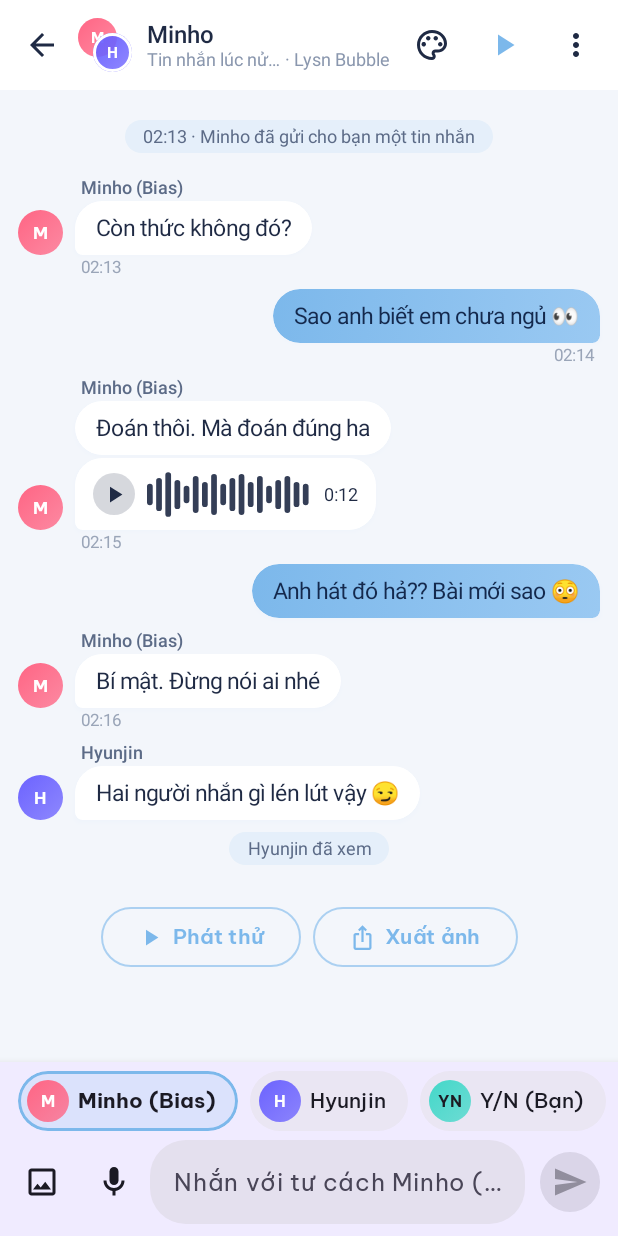
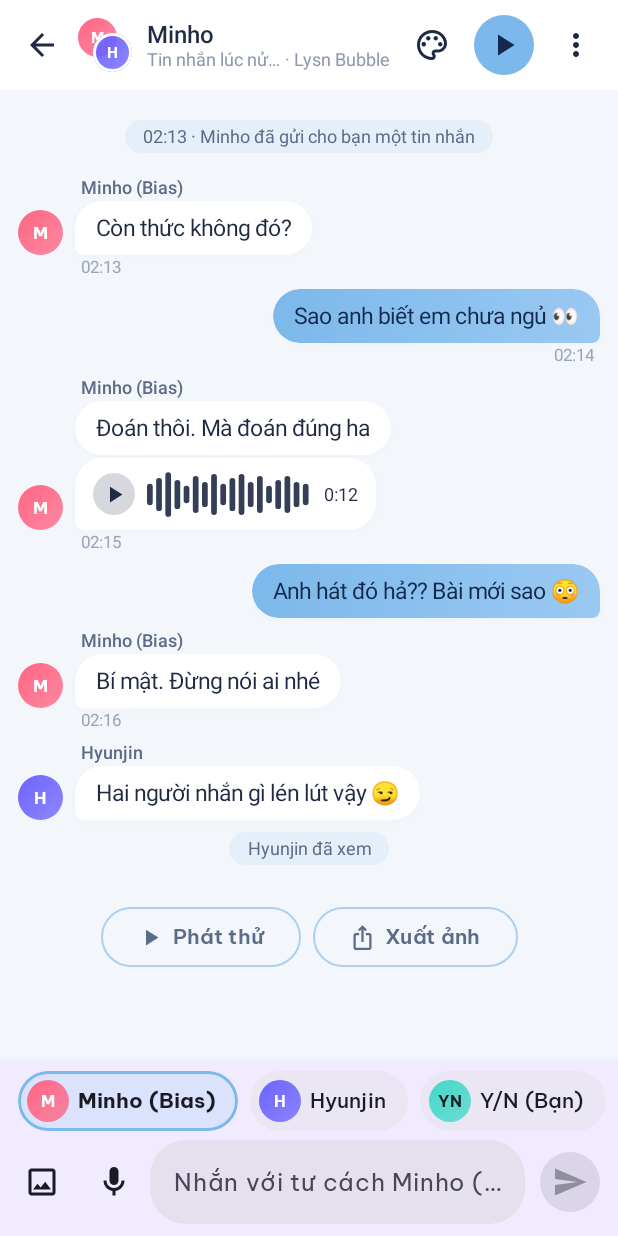
Before and after one commit to hdhvhit123/Idolchat, an Android app built with Jetpack Compose: the screen it shows after launch (MainActivity), after a tap on "VIẾT TIẾP", on a phone screen of 412 x 824 dp. Run offline under Robolectric (Android 15) with nearby library versions, the phone set to English and light mode, and no system bars; our stand-ins replace Room's generated code.

Commit message:
Studio polish from the first screenshot review
- Play is the one filled header action; its icon uses the skin's text-on-accent colour instead of a low-contrast accent tint.
- Footer buttons use the skin's readable secondary text colour.
- No composer or half-filled subtitle while the story is still loading.
- Player hint no longer fades to a hard-to-read alpha.
- Screenshot tour waits longer for the software-rendered emulator.

Co-Authored-By: Claude Fable 5.2 <noreply@anthropic.com>
Claude-Session: https://claude.ai/code/session_01D3tXWSKTfizMEpGeF415sg

```diff
--- a/app/src/main/java/com/fandom/auchatstudio/ui/player/PlayerScreen.kt
+++ b/app/src/main/java/com/fandom/auchatstudio/ui/player/PlayerScreen.kt
@@ -281,7 +281,7 @@ private fun BottomBar(
         } else {
             val pulse = rememberInfiniteTransition(label = "hint")
             val hintAlpha by pulse.animateFloat(
-                initialValue = 0.45f,
+                initialValue = 0.7f,
                 targetValue = 1f,
                 animationSpec = infiniteRepeatable(tween(900), RepeatMode.Reverse),
                 label = "hintAlpha",
--- a/app/src/main/java/com/fandom/auchatstudio/ui/studio/StudioScreen.kt
+++ b/app/src/main/java/com/fandom/auchatstudio/ui/studio/StudioScreen.kt
@@ -12,6 +12,8 @@ import androidx.compose.foundation.layout.Arrangement
 import androidx.compose.foundation.layout.size
 import androidx.compose.foundation.layout.width
 import androidx.compose.material3.ButtonDefaults
+import androidx.compose.material3.FilledIconButton
+import androidx.compose.material3.IconButtonDefaults
 import androidx.compose.material3.OutlinedButton
 import com.fandom.auchatstudio.ui.theme.AUChatStudioTheme
 import androidx.compose.foundation.layout.Row
@@ -218,7 +220,8 @@ fun StudioContent(
                 onBack = onBack,
                 onTitleClick = { editingChatTitle = true },
                 subtitle = {
-                    Row(verticalAlignment = Alignment.CenterVertically) {
+                    // Nothing until the story has loaded, rather than a half-filled line.
+                    if (state.story != null) Row(verticalAlignment = Alignment.CenterVertically) {
                         Text(
                             state.story?.title ?: "",
                             maxLines = 1,
@@ -239,12 +242,20 @@ fun StudioContent(
                     IconButton(onClick = onCycleTheme, modifier = Modifier.testTag("cycle_theme")) {
                         Icon(Icons.Outlined.Palette, contentDescription = "Đổi phong cách khung chat")
                     }
-                    IconButton(onClick = onPlay, enabled = state.items.isNotEmpty(), modifier = Modifier.testTag("play_story")) {
-                        Icon(
-                            Icons.Filled.PlayArrow,
-                            contentDescription = "Phát kiểu Tap-to-Chat",
-                            tint = if (state.items.isNotEmpty()) Color(style.accent) else LocalContentColor.current.copy(alpha = 0.38f),
-                        )
+                    // The one filled action in the header. Icon colour is the skin's "text on
+                    // accent" colour, which is checked for contrast in ThemeContrastTest.
+                    FilledIconButton(
+                        onClick = onPlay,
+                        enabled = state.items.isNotEmpty(),
+                        colors = IconButtonDefaults.filledIconButtonColors(
+                            containerColor = Color(style.accent),
+                            contentColor = Color(style.outgoingText),
+                            disabledContainerColor = Color.Transparent,
+                            disabledContentColor = LocalContentColor.current.copy(alpha = 0.38f),
+                        ),
+                        modifier = Modifier.testTag("play_story"),
+                    ) {
+                        Icon(Icons.Filled.PlayArrow, contentDescription = "Phát kiểu Tap-to-Chat")
                     }
                     Box {
                         IconButton(onClick = { menu = true }) { Icon(Icons.Outlined.MoreVert, contentDescription = "Thêm") }
@@ -278,7 +289,7 @@ fun StudioContent(
         bottomBar = {
             // The composer takes the skin's brightness, so a dark skin is dark from top to bottom
             // even when the phone is in light mode (and the other way round).
-            AUChatStudioTheme(darkTheme = style.isDark) {
+            if (!state.loading) AUChatStudioTheme(darkTheme = style.isDark) {
             Composer(
                 characters = state.characters,
                 speaker = state.speaker,
@@ -325,6 +336,7 @@ fun StudioContent(
                         item(key = "footer") {
                             ScriptFooter(
                                 accent = Color(style.accent),
+                                content = Color(style.narrationText),
                                 exporting = state.exporting,
                                 onPlay = onPlay,
                                 onExport = onExport,
@@ -400,12 +412,13 @@ fun StudioContent(
  * is not part of the chat and never appears in the player or the exported image.
  */
 @Composable
-private fun ScriptFooter(accent: Color, exporting: Boolean, onPlay: () -> Unit, onExport: () -> Unit) {
+private fun ScriptFooter(accent: Color, content: Color, exporting: Boolean, onPlay: () -> Unit, onExport: () -> Unit) {
     Row(
         modifier = Modifier.fillMaxWidth().padding(start = 16.dp, end = 16.dp, top = 16.dp, bottom = 8.dp),
         horizontalArrangement = Arrangement.spacedBy(8.dp, Alignment.CenterHorizontally),
     ) {
-        val colors = ButtonDefaults.outlinedButtonColors(contentColor = accent)
+        // Label in the skin's readable secondary text colour; the accent only tints the outline.
+        val colors = ButtonDefaults.outlinedButtonColors(contentColor = content, disabledContentColor = content.copy(alpha = 0.5f))
         val border = BorderStroke(1.dp, accent.copy(alpha = 0.6f))
         OutlinedButton(onClick = onPlay, colors = colors, border = border, modifier = Modifier.testTag("footer_play")) {
             Icon(Icons.Filled.PlayArrow, contentDescription = null, modifier = Modifier.size(18.dp))
```
Also changed, not shown: 1 other file.
